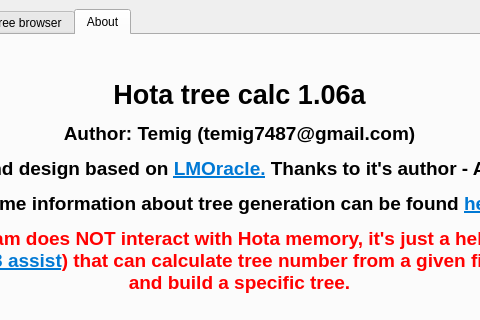
Qt form tree_calc.ui (temig74/HotaTreeCalc) before a commit; both pictures show x 260 to 740 and y 0 to 320 of the 875 by 700 pixel window.
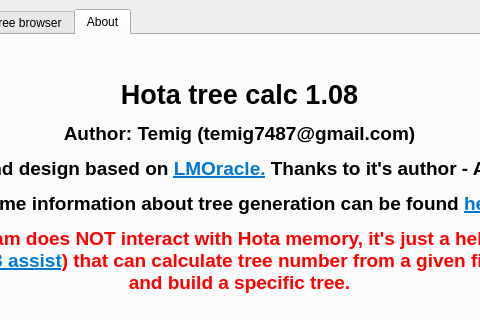
The same form after that commit. The open tabs and pages were chosen to show the change.

```diff
--- a/tree_calc.ui
+++ b/tree_calc.ui
@@ -1792,32 +1792,29 @@
         </property>
         <property name="text">
          <string>&lt;!DOCTYPE HTML PUBLIC &quot;-//W3C//DTD HTML 4.0//EN&quot; &quot;http://www.w3.org/TR/REC-html40/strict.dtd&quot;&gt;
-&lt;html&gt;&lt;head&gt;&lt;meta name=&quot;qrichtext&quot; content=&quot;1&quot; /&gt;&lt;meta charset=&quot;utf-8&quot; /&gt;&lt;style type=&quot;text/css&quot;&gt;
+&lt;html&gt;&lt;head&gt;&lt;meta name=&quot;qrichtext&quot; content=&quot;1&quot; /&gt;&lt;style type=&quot;text/css&quot;&gt;
 p, li { white-space: pre-wrap; }
-hr { height: 1px; border-width: 0; }
-li.unchecked::marker { content: &quot;\2610&quot;; }
-li.checked::marker { content: &quot;\2612&quot;; }
-&lt;/style&gt;&lt;/head&gt;&lt;body style=&quot; font-family:'Segoe UI'; font-size:14pt; font-weight:700; font-style:normal;&quot;&gt;
-&lt;p align=&quot;center&quot; style=&quot; margin-top:12px; margin-bottom:12px; margin-left:0px; margin-right:0px; -qt-block-indent:0; text-indent:0px;&quot;&gt;&lt;span style=&quot; font-size:20pt;&quot;&gt;Hota tree calc 1.06a&lt;/span&gt;&lt;/p&gt;
-&lt;p align=&quot;center&quot; style=&quot; margin-top:12px; margin-bottom:12px; margin-left:0px; margin-right:0px; -qt-block-indent:0; text-indent:0px;&quot;&gt;Author: Temig (temig7487@gmail.com)&lt;/p&gt;
-&lt;p align=&quot;center&quot; style=&quot; margin-top:12px; margin-bottom:12px; margin-left:0px; margin-right:0px; -qt-block-indent:0; text-indent:0px;&quot;&gt;Idea and design based on &lt;a href=&quot;https://handbookhmm.ru/forum/viewtopic.php?f=8&amp;amp;t=42&quot;&gt;&lt;span style=&quot; text-decoration: underline; color:#0078d4;&quot;&gt;LMOracle.&lt;/span&gt;&lt;/a&gt; Thanks to it's author - AlexSpl&lt;/p&gt;
-&lt;p align=&quot;center&quot; style=&quot; margin-top:12px; margin-bottom:12px; margin-left:0px; margin-right:0px; -qt-block-indent:0; text-indent:0px;&quot;&gt;Some information about tree generation can be found &lt;a href=&quot;http://heroescommunity.com/viewthread.php3?TID=17812&amp;amp;pagenumber=12&quot;&gt;&lt;span style=&quot; text-decoration: underline; color:#0078d4;&quot;&gt;here&lt;/span&gt;&lt;/a&gt;&lt;/p&gt;
-&lt;p align=&quot;center&quot; style=&quot; margin-top:0px; margin-bottom:0px; margin-left:0px; margin-right:0px; -qt-block-indent:0; text-indent:0px;&quot;&gt;&lt;span style=&quot; color:#ff0101;&quot;&gt;This program does NOT interact with Hota memory, it's just a help resource (like &lt;/span&gt;&lt;a href=&quot;https://www.heroes3assist.com/&quot;&gt;&lt;span style=&quot; text-decoration: underline; color:#0078d4;&quot;&gt;Heroes3 assist&lt;/span&gt;&lt;/a&gt;&lt;span style=&quot; color:#ff0101;&quot;&gt;) that can calculate tree number from a given first level-ups and build a specific tree.&lt;/span&gt;&lt;/p&gt;
-&lt;p style=&quot;-qt-paragraph-type:empty; margin-top:0px; margin-bottom:0px; margin-left:0px; margin-right:0px; -qt-block-indent:0; text-indent:0px;&quot;&gt;&lt;br /&gt;&lt;/p&gt;
-&lt;p style=&quot; margin-top:0px; margin-bottom:0px; margin-left:0px; margin-right:0px; -qt-block-indent:0; text-indent:0px;&quot;&gt;Another useful information resources:&lt;/p&gt;
-&lt;p style=&quot; margin-top:0px; margin-bottom:0px; margin-left:0px; margin-right:0px; -qt-block-indent:0; text-indent:0px;&quot;&gt;&lt;a href=&quot;https://vk.com/fizmig&quot;&gt;&lt;span style=&quot; text-decoration: underline; color:#0078d4;&quot;&gt;Fizmig&lt;/span&gt;&lt;/a&gt;&lt;/p&gt;
-&lt;p style=&quot;-qt-paragraph-type:empty; margin-top:0px; margin-bottom:0px; margin-left:0px; margin-right:0px; -qt-block-indent:0; text-indent:0px;&quot;&gt;&lt;br /&gt;&lt;/p&gt;
-&lt;p style=&quot; margin-top:0px; margin-bottom:0px; margin-left:0px; margin-right:0px; -qt-block-indent:0; text-indent:0px;&quot;&gt;If you like this program, you can &lt;a href=&quot;https://github.com/temig74/HotaTreeCalc/blob/master/README.md&quot;&gt;&lt;span style=&quot; text-decoration: underline; color:#0078d4;&quot;&gt;donate&lt;/span&gt;&lt;/a&gt; author (view readme)&lt;/p&gt;
-&lt;p style=&quot;-qt-paragraph-type:empty; margin-top:0px; margin-bottom:0px; margin-left:0px; margin-right:0px; -qt-block-indent:0; text-indent:0px;&quot;&gt;&lt;br /&gt;&lt;/p&gt;
-&lt;p style=&quot; margin-top:0px; margin-bottom:0px; margin-left:0px; margin-right:0px; -qt-block-indent:0; text-indent:0px;&quot;&gt;Video instructions can be found &lt;a href=&quot;https://www.youtube.com/@temig74&quot;&gt;&lt;span style=&quot; text-decoration: underline; color:#0078d4;&quot;&gt;here&lt;/span&gt;&lt;/a&gt;&lt;/p&gt;
-&lt;p style=&quot;-qt-paragraph-type:empty; margin-top:0px; margin-bottom:0px; margin-left:0px; margin-right:0px; -qt-block-indent:0; text-indent:0px; text-decoration: underline; color:#0078d4;&quot;&gt;&lt;br /&gt;&lt;/p&gt;
-&lt;p style=&quot; margin-top:0px; margin-bottom:0px; margin-left:0px; margin-right:0px; -qt-block-indent:0; text-indent:0px;&quot;&gt;Check for new versions &lt;a href=&quot;https://github.com/temig74/HotaTreeCalc/releases&quot;&gt;&lt;span style=&quot; text-decoration: underline; color:#0078d4;&quot;&gt;here on github&lt;/span&gt;&lt;/a&gt;&lt;/p&gt;
-&lt;p style=&quot;-qt-paragraph-type:empty; margin-top:0px; margin-bottom:0px; margin-left:0px; margin-right:0px; -qt-block-indent:0; text-indent:0px; text-decoration: underline; color:#0078d4;&quot;&gt;&lt;br /&gt;&lt;/p&gt;
-&lt;p style=&quot; margin-top:0px; margin-bottom:0px; margin-left:0px; margin-right:0px; -qt-block-indent:0; text-indent:0px;&quot;&gt;&lt;span style=&quot; font-size:10pt;&quot;&gt;I also inform, that 03.12.2023 &lt;/span&gt;&lt;a href=&quot;https://h3hota.com/en/rules&quot;&gt;&lt;span style=&quot; text-decoration: underline; color:#0078d4;&quot;&gt;rules&lt;/span&gt;&lt;/a&gt;&lt;span style=&quot; font-size:10pt;&quot;&gt; of rated games &lt;/span&gt;&lt;a href=&quot;https://forum.heroesworld.ru/showthread.php?t=7340&amp;amp;page=149&quot;&gt;&lt;span style=&quot; text-decoration: underline; color:#0078d4;&quot;&gt;were updated&lt;/span&gt;&lt;/a&gt;&lt;span style=&quot; font-size:10pt;&quot;&gt;:&lt;/span&gt;&lt;/p&gt;
-&lt;p style=&quot;-qt-paragraph-type:empty; margin-top:0px; margin-bottom:0px; margin-left:0px; margin-right:0px; -qt-block-indent:0; text-indent:0px; font-size:10pt;&quot;&gt;&lt;br /&gt;&lt;/p&gt;
-&lt;p style=&quot; margin-top:0px; margin-bottom:0px; margin-left:0px; margin-right:0px; -qt-block-indent:0; text-indent:0px;&quot;&gt;&lt;span style=&quot; font-size:10pt;&quot;&gt;&amp;quot;Browsing the map content or hero levelling tree with side programs (no matter if they read data from game memory, use side databases, generators or other methods) is the same level of a violation as map-hacking.&amp;quot;&lt;/span&gt;&lt;/p&gt;
-&lt;p style=&quot;-qt-paragraph-type:empty; margin-top:0px; margin-bottom:0px; margin-left:0px; margin-right:0px; -qt-block-indent:0; text-indent:0px; font-size:10pt;&quot;&gt;&lt;br /&gt;&lt;/p&gt;
-&lt;p style=&quot; margin-top:0px; margin-bottom:0px; margin-left:0px; margin-right:0px; -qt-block-indent:0; text-indent:0px;&quot;&gt;&lt;span style=&quot; font-size:10pt;&quot;&gt;You can use this program in non-rated games by mutual agreement of both players and for educational purposes.&lt;/span&gt;&lt;/p&gt;&lt;/body&gt;&lt;/html&gt;</string>
+&lt;/style&gt;&lt;/head&gt;&lt;body style=&quot; font-family:'MS Shell Dlg 2'; font-size:14pt; font-weight:600; font-style:normal;&quot;&gt;
+&lt;p align=&quot;center&quot; style=&quot; margin-top:12px; margin-bottom:12px; margin-left:0px; margin-right:0px; -qt-block-indent:0; text-indent:0px;&quot;&gt;&lt;span style=&quot; font-family:'Segoe UI'; font-size:20pt; font-weight:696;&quot;&gt;Hota tree calc 1.08&lt;/span&gt;&lt;/p&gt;
+&lt;p align=&quot;center&quot; style=&quot; margin-top:12px; margin-bottom:12px; margin-left:0px; margin-right:0px; -qt-block-indent:0; text-indent:0px;&quot;&gt;&lt;span style=&quot; font-family:'Segoe UI'; font-weight:696;&quot;&gt;Author: Temig (temig7487@gmail.com)&lt;/span&gt;&lt;/p&gt;
+&lt;p align=&quot;center&quot; style=&quot; margin-top:12px; margin-bottom:12px; margin-left:0px; margin-right:0px; -qt-block-indent:0; text-indent:0px;&quot;&gt;&lt;span style=&quot; font-family:'Segoe UI'; font-weight:696;&quot;&gt;Idea and design based on &lt;/span&gt;&lt;a href=&quot;https://handbookhmm.ru/forum/viewtopic.php?f=8&amp;amp;t=42&quot;&gt;&lt;span style=&quot; font-family:'Segoe UI'; font-weight:696; text-decoration: underline; color:#0078d4;&quot;&gt;LMOracle.&lt;/span&gt;&lt;/a&gt;&lt;span style=&quot; font-family:'Segoe UI'; font-weight:696;&quot;&gt; Thanks to it's author - AlexSpl&lt;/span&gt;&lt;/p&gt;
+&lt;p align=&quot;center&quot; style=&quot; margin-top:12px; margin-bottom:12px; margin-left:0px; margin-right:0px; -qt-block-indent:0; text-indent:0px;&quot;&gt;&lt;span style=&quot; font-family:'Segoe UI'; font-weight:696;&quot;&gt;Some information about tree generation can be found &lt;/span&gt;&lt;a href=&quot;http://heroescommunity.com/viewthread.php3?TID=17812&amp;amp;pagenumber=12&quot;&gt;&lt;span style=&quot; font-family:'Segoe UI'; font-weight:696; text-decoration: underline; color:#0078d4;&quot;&gt;here&lt;/span&gt;&lt;/a&gt;&lt;/p&gt;
+&lt;p align=&quot;center&quot; style=&quot; margin-top:0px; margin-bottom:0px; margin-left:0px; margin-right:0px; -qt-block-indent:0; text-indent:0px;&quot;&gt;&lt;span style=&quot; font-family:'Segoe UI'; font-weight:696; color:#ff0101;&quot;&gt;This program does NOT interact with Hota memory, it's just a help resource (like &lt;/span&gt;&lt;a href=&quot;https://www.heroes3assist.com/&quot;&gt;&lt;span style=&quot; font-family:'Segoe UI'; font-weight:696; text-decoration: underline; color:#0078d4;&quot;&gt;Heroes3 assist&lt;/span&gt;&lt;/a&gt;&lt;span style=&quot; font-family:'Segoe UI'; font-weight:696; color:#ff0101;&quot;&gt;) that can calculate tree number from a given first level-ups and build a specific tree.&lt;/span&gt;&lt;/p&gt;
+&lt;p style=&quot;-qt-paragraph-type:empty; margin-top:0px; margin-bottom:0px; margin-left:0px; margin-right:0px; -qt-block-indent:0; text-indent:0px; font-family:'Segoe UI'; font-weight:696;&quot;&gt;&lt;br /&gt;&lt;/p&gt;
+&lt;p style=&quot; margin-top:0px; margin-bottom:0px; margin-left:0px; margin-right:0px; -qt-block-indent:0; text-indent:0px;&quot;&gt;&lt;span style=&quot; font-family:'Segoe UI'; font-weight:696;&quot;&gt;Another useful information resources:&lt;/span&gt;&lt;/p&gt;
+&lt;p style=&quot; margin-top:0px; margin-bottom:0px; margin-left:0px; margin-right:0px; -qt-block-indent:0; text-indent:0px;&quot;&gt;&lt;a href=&quot;https://vk.com/fizmig&quot;&gt;&lt;span style=&quot; font-family:'Segoe UI'; font-weight:696; text-decoration: underline; color:#0078d4;&quot;&gt;Fizmig&lt;/span&gt;&lt;/a&gt;&lt;/p&gt;
+&lt;p style=&quot;-qt-paragraph-type:empty; margin-top:0px; margin-bottom:0px; margin-left:0px; margin-right:0px; -qt-block-indent:0; text-indent:0px; font-family:'Segoe UI'; font-weight:696;&quot;&gt;&lt;br /&gt;&lt;/p&gt;
+&lt;p style=&quot; margin-top:0px; margin-bottom:0px; margin-left:0px; margin-right:0px; -qt-block-indent:0; text-indent:0px;&quot;&gt;&lt;span style=&quot; font-family:'Segoe UI'; font-weight:696;&quot;&gt;If you like this program, you can &lt;/span&gt;&lt;a href=&quot;https://github.com/temig74/HotaTreeCalc/blob/master/README.md&quot;&gt;&lt;span style=&quot; font-family:'Segoe UI'; font-weight:696; text-decoration: underline; color:#0078d4;&quot;&gt;donate&lt;/span&gt;&lt;/a&gt;&lt;span style=&quot; font-family:'Segoe UI'; font-weight:696;&quot;&gt; author (view readme)&lt;/span&gt;&lt;/p&gt;
+&lt;p style=&quot;-qt-paragraph-type:empty; margin-top:0px; margin-bottom:0px; margin-left:0px; margin-right:0px; -qt-block-indent:0; text-indent:0px; font-family:'Segoe UI'; font-weight:696;&quot;&gt;&lt;br /&gt;&lt;/p&gt;
+&lt;p style=&quot; margin-top:0px; margin-bottom:0px; margin-left:0px; margin-right:0px; -qt-block-indent:0; text-indent:0px;&quot;&gt;&lt;span style=&quot; font-family:'Segoe UI'; font-weight:696;&quot;&gt;Video instructions can be found &lt;/span&gt;&lt;a href=&quot;https://www.youtube.com/@temig74&quot;&gt;&lt;span style=&quot; font-family:'Segoe UI'; font-weight:696; text-decoration: underline; color:#0078d4;&quot;&gt;here&lt;/span&gt;&lt;/a&gt;&lt;/p&gt;
+&lt;p style=&quot;-qt-paragraph-type:empty; margin-top:0px; margin-bottom:0px; margin-left:0px; margin-right:0px; -qt-block-indent:0; text-indent:0px; font-family:'Segoe UI'; font-weight:696; text-decoration: underline; color:#0078d4;&quot;&gt;&lt;br /&gt;&lt;/p&gt;
+&lt;p style=&quot; margin-top:0px; margin-bottom:0px; margin-left:0px; margin-right:0px; -qt-block-indent:0; text-indent:0px;&quot;&gt;&lt;span style=&quot; font-family:'Segoe UI'; font-weight:696;&quot;&gt;Check for new versions &lt;/span&gt;&lt;a href=&quot;https://github.com/temig74/HotaTreeCalc/releases&quot;&gt;&lt;span style=&quot; font-family:'Segoe UI'; font-weight:696; text-decoration: underline; color:#0078d4;&quot;&gt;here on github&lt;/span&gt;&lt;/a&gt;&lt;/p&gt;
+&lt;p style=&quot;-qt-paragraph-type:empty; margin-top:0px; margin-bottom:0px; margin-left:0px; margin-right:0px; -qt-block-indent:0; text-indent:0px; font-family:'Segoe UI'; font-weight:696; text-decoration: underline; color:#0078d4;&quot;&gt;&lt;br /&gt;&lt;/p&gt;
+&lt;p style=&quot; margin-top:0px; margin-bottom:0px; margin-left:0px; margin-right:0px; -qt-block-indent:0; text-indent:0px;&quot;&gt;&lt;span style=&quot; font-family:'Segoe UI'; font-size:10pt; font-weight:696;&quot;&gt;I also inform, that 03.12.2023 &lt;/span&gt;&lt;a href=&quot;https://h3hota.com/en/rules&quot;&gt;&lt;span style=&quot; font-family:'Segoe UI'; font-weight:696; text-decoration: underline; color:#0078d4;&quot;&gt;rules&lt;/span&gt;&lt;/a&gt;&lt;span style=&quot; font-family:'Segoe UI'; font-size:10pt; font-weight:696;&quot;&gt; of rated games &lt;/span&gt;&lt;a href=&quot;https://forum.heroesworld.ru/showthread.php?t=7340&amp;amp;page=149&quot;&gt;&lt;span style=&quot; font-family:'Segoe UI'; font-weight:696; text-decoration: underline; color:#0078d4;&quot;&gt;were updated&lt;/span&gt;&lt;/a&gt;&lt;span style=&quot; font-family:'Segoe UI'; font-size:10pt; font-weight:696;&quot;&gt;:&lt;/span&gt;&lt;/p&gt;
+&lt;p style=&quot;-qt-paragraph-type:empty; margin-top:0px; margin-bottom:0px; margin-left:0px; margin-right:0px; -qt-block-indent:0; text-indent:0px; font-family:'Segoe UI'; font-size:10pt; font-weight:696;&quot;&gt;&lt;br /&gt;&lt;/p&gt;
+&lt;p style=&quot; margin-top:0px; margin-bottom:0px; margin-left:0px; margin-right:0px; -qt-block-indent:0; text-indent:0px;&quot;&gt;&lt;span style=&quot; font-family:'Segoe UI'; font-size:10pt; font-weight:696;&quot;&gt;&amp;quot;Browsing the map content or hero levelling tree with side programs (no matter if they read data from game memory, use side databases, generators or other methods) is the same level of a violation as map-hacking.&amp;quot;&lt;/span&gt;&lt;/p&gt;
+&lt;p style=&quot;-qt-paragraph-type:empty; margin-top:0px; margin-bottom:0px; margin-left:0px; margin-right:0px; -qt-block-indent:0; text-indent:0px; font-family:'Segoe UI'; font-size:10pt; font-weight:696;&quot;&gt;&lt;br /&gt;&lt;/p&gt;
+&lt;p style=&quot; margin-top:0px; margin-bottom:0px; margin-left:0px; margin-right:0px; -qt-block-indent:0; text-indent:0px;&quot;&gt;&lt;span style=&quot; font-family:'Segoe UI'; font-size:10pt; font-weight:696;&quot;&gt;You can use this program in non-rated games by mutual agreement of both players and for educational purposes.&lt;/span&gt;&lt;/p&gt;&lt;/body&gt;&lt;/html&gt;</string>
         </property>
         <property name="wordWrap">
          <bool>true</bool>
```
Left out of the diff: 6 changed lines with no effect on the pictures.
